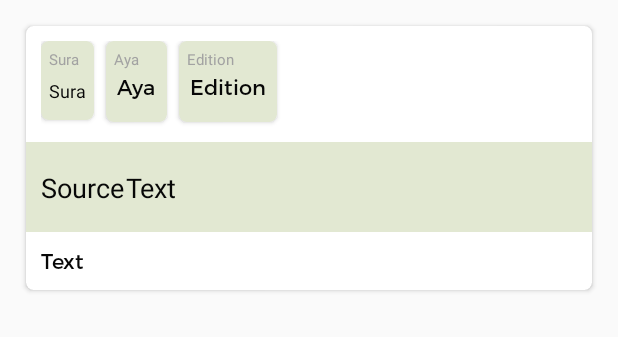
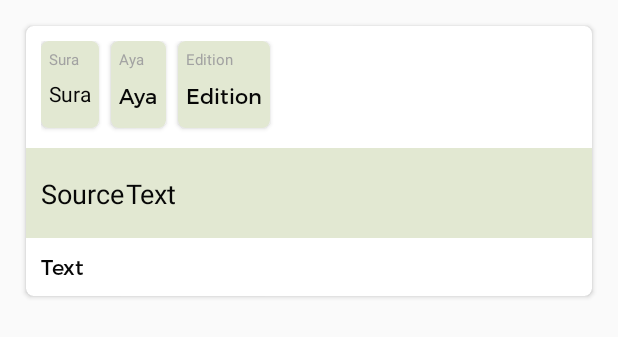
Before and after one commit to mrhammadasif/quran-research-android-v2, an Android app: the layout recycle_result_item.xml on its own in the app's theme, with its tools: preview values and no code run, on a phone screen of 412 x 824 dp. Shown: the top 337 px of the screen. Run offline under Robolectric (Android 15) with nearby library versions, the phone set to English and light mode, and no system bars.

```diff
--- a/app/src/main/res/layout/recycle_result_item.xml
+++ b/app/src/main/res/layout/recycle_result_item.xml
@@ -47,11 +47,11 @@
                         <TextView
                             android:id="@+id/sura"
                             android:layout_width="wrap_content"
-                            android:layout_height="28dp"
+                            android:layout_height="33dp"
                             android:fontFamily="@font/me_quran"
                             android:text="Sura"
                             android:textColor="@color/black"
-                            android:textSize="12sp" />
+                            android:textSize="14sp" />
 
                     </LinearLayout>
                 </androidx.cardview.widget.CardView>
@@ -80,7 +80,8 @@
                             android:id="@+id/aya"
                             android:layout_width="wrap_content"
                             android:layout_height="25dp"
-                            android:layout_margin="2dp"
+                            android:layout_marginTop="8dp"
+
                             android:fontFamily="@font/montserrat_regular"
                             android:text="Aya"
                             android:textColor="@color/black"
@@ -114,9 +115,9 @@
                             android:id="@+id/edition"
                             android:layout_width="wrap_content"
                             android:layout_height="25dp"
-                            android:layout_margin="2dp"
                             android:fontFamily="@font/montserrat_regular"
                             android:text="Edition"
+                            android:layout_marginTop="8dp"
                             android:textColor="@color/black"
                             android:textSize="14sp" />
 
```
